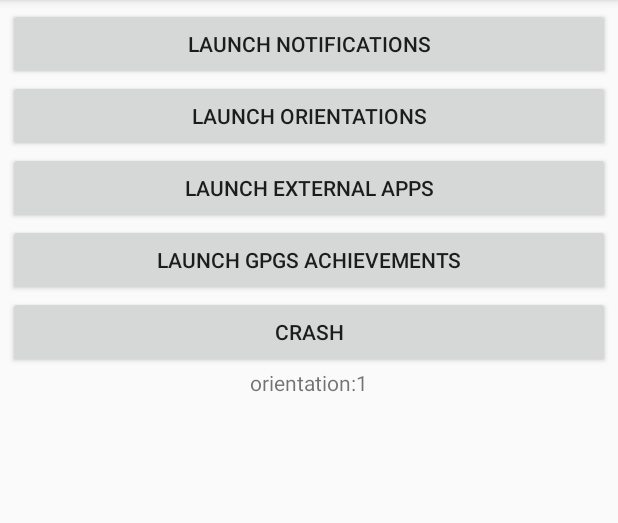
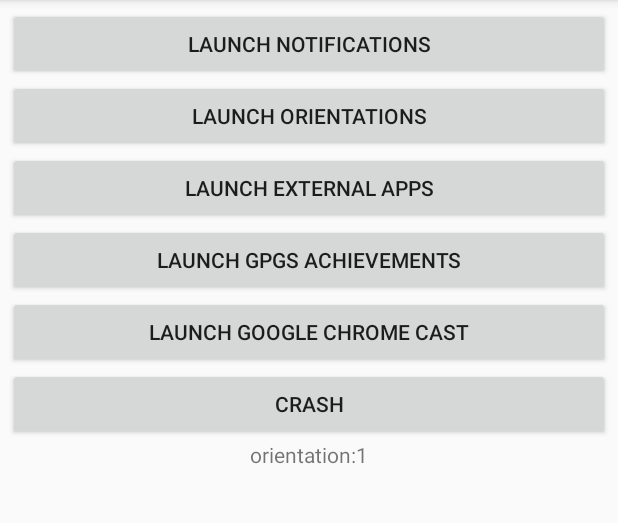
Before and after one commit to dhivadeekshi/MyAndroidSamples, an Android app: the screen it shows after launch (MainActivity), on a phone screen of 412 x 824 dp, the part 84-607 px from its top. Run offline under Robolectric (Android 15) with nearby library versions, the phone set to English and light mode, and no system bars; libraries missing offline, so code that uses them is left out: com.crashlytics.android.

Commit message:
Chrome Cast
Added chrome cast activity

```diff
--- a/app/src/main/AndroidManifest.xml
+++ b/app/src/main/AndroidManifest.xml
@@ -164,7 +164,10 @@
             </intent-filter>
         </activity>
         <activity android:name=".activity.WebViewActivity" />
-        <activity android:name=".googleplaygames.GPGSLogin"></activity>
+        <activity android:name=".googleplaygames.GPGSLogin" />
+        <activity android:name=".cast.GoogleChromeCast"
+            android:launchMode="singleTop"
+            android:parentActivityName=".MainActivity"/>
     </application>
 
 </manifest>
--- a/app/src/main/java/com/dhivakar/mysamples/MainActivity.java
+++ b/app/src/main/java/com/dhivakar/mysamples/MainActivity.java
@@ -6,6 +6,7 @@ import android.view.View;
 import android.widget.TextView;
 
 import com.crashlytics.android.Crashlytics;
+import com.dhivakar.mysamples.cast.GoogleChromeCast;
 import com.dhivakar.mysamples.googleplaygames.GPGSAchievements;
 import com.dhivakar.mysamples.notifications.NotificationsManager;
 import com.dhivakar.mysamples.orientation.OrientationsManager;
@@ -26,6 +27,7 @@ public class MainActivity extends BaseAppCompatActivity implements ListenToOrien
         SetButtonClickListener(R.id.BtnLaunchOrientations, this, OrientationsManager.class);
         SetButtonClickListener(R.id.BtnLaunchExternalApps, this, ExternalAppsManager.class);
         SetButtonClickListener(R.id.BtnLaunchGPGSAchievements, this, GPGSAchievements.class);
+        SetButtonClickListener(R.id.BtnLaunchGoogleChromeCast, this, GoogleChromeCast.class);
 
         UpdateOrientationText(getResources().getConfiguration().orientation);
         ListenToOrientaionChanges.StartListening(this, this);
--- a/app/src/main/res/layout/activity_main.xml
+++ b/app/src/main/res/layout/activity_main.xml
@@ -36,6 +36,12 @@
             android:text="@string/launch_gpgsachievements"/>
 
         <Button
+            android:id="@+id/BtnLaunchGoogleChromeCast"
+            android:layout_width="match_parent"
+            android:layout_height="wrap_content"
+            android:text="@string/text_launchGoogleCast" />
+
+        <Button
             android:id="@+id/buttonTestCrash"
             android:layout_width="match_parent"
             android:layout_height="wrap_content"
--- a/app/src/main/res/values/strings.xml
+++ b/app/src/main/res/values/strings.xml
@@ -14,4 +14,5 @@
     <string name="string_x">X</string>
     <string name="app_id"> </string>
     <string name="text_crash">CRASH</string>
+    <string name="text_launchGoogleCast">Launch Google Chrome Cast</string>
 </resources>
```
Also changed, not shown: app/src/main/java/com/dhivakar/mysamples/cast/GoogleChromeCast.java (added, +16 -0 lines), app/src/main/res/layout/activity_google_chrome_cast.xml (added, +9 -0 lines).
